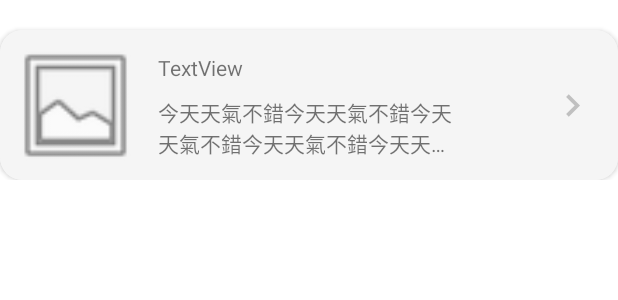
After one commit to a86485563/Cathay_Bank_HW, an Android app: the layout main_holder_item.xml on its own in the app's theme, with its tools: preview values and no code run, on a phone screen of 412 x 824 dp. The commit adds this screen. Shown: the top 300 px of the screen. Run offline under Robolectric (Android 15) with nearby library versions, the phone set to English and light mode, and no system bars.

Commit message:
move MainActivity add holder xml

```diff
--- a/app/src/main/java/com/example/cathay_bank_hw/MainActivity.kt
+++ /dev/null
@@ -1,11 +0,0 @@
-package com.example.cathay_bank_hw
-
-import androidx.appcompat.app.AppCompatActivity
-import android.os.Bundle
-
-class MainActivity : AppCompatActivity() {
-    override fun onCreate(savedInstanceState: Bundle?) {
-        super.onCreate(savedInstanceState)
-        setContentView(R.layout.activity_main)
-    }
-}
--- /dev/null
+++ b/app/src/main/java/com/example/cathay_bank_hw/ui/MainActivity.kt
@@ -0,0 +1,23 @@
+package com.example.cathay_bank_hw.ui
+
+import androidx.appcompat.app.AppCompatActivity
+import android.os.Bundle
+import androidx.lifecycle.ViewModelProviders
+import com.example.cathay_bank_hw.R
+import com.example.cathay_bank_hw.viewmodel.AttractionListViewModel
+
+class MainActivity : AppCompatActivity() {
+    private lateinit var attractionListViewModel : AttractionListViewModel
+    override fun onCreate(savedInstanceState: Bundle?) {
+        super.onCreate(savedInstanceState)
+        setContentView(R.layout.activity_main)
+
+
+        attractionListViewModel = ViewModelProviders.of(this)[AttractionListViewModel::class.java]
+        attractionListViewModel.getData(lang = "zh-tw", page = "1",true)?.observe(this){
+            val test = it
+        }
+
+
+    }
+}
--- /dev/null
+++ b/app/src/main/java/com/example/cathay_bank_hw/ui/adapter/MainAdapter.kt
@@ -0,0 +1,4 @@
+package com.example.cathay_bank_hw.ui.adapter
+
+class MainAdapter {
+}
--- a/app/src/main/res/layout/activity_main.xml
+++ b/app/src/main/res/layout/activity_main.xml
@@ -4,9 +4,13 @@
     xmlns:tools="http://schemas.android.com/tools"
     android:layout_width="match_parent"
     android:layout_height="match_parent"
-    tools:context=".MainActivity">
+    tools:context=".ui.MainActivity">
 
     <androidx.recyclerview.widget.RecyclerView
         android:layout_width="match_parent"
-        android:layout_height="match_parent" />
+        android:layout_height="match_parent"
+        app:layout_constraintStart_toStartOf="parent"
+        app:layout_constraintTop_toTopOf="parent"
+        tools:listitem="@layout/main_holder_item"
+         />
 </androidx.constraintlayout.widget.ConstraintLayout>
--- /dev/null
+++ b/app/src/main/res/layout/main_holder_item.xml
@@ -0,0 +1,65 @@
+<?xml version="1.0" encoding="utf-8"?>
+
+
+<LinearLayout xmlns:android="http://schemas.android.com/apk/res/android"
+    xmlns:app="http://schemas.android.com/apk/res-auto"
+    android:layout_width="match_parent"
+    android:layout_height="wrap_content">
+
+    <androidx.cardview.widget.CardView
+        android:layout_width="match_parent"
+        android:layout_height="100dp"
+        android:layout_marginTop="20dp"
+        app:cardCornerRadius="15dp">
+        <androidx.constraintlayout.widget.ConstraintLayout
+
+            android:layout_width="match_parent"
+            android:layout_height="match_parent"
+            android:background="@color/card_background_grey"
+            android:padding="5dp">
+            <ImageView
+                android:id="@+id/main_image"
+                android:layout_width="90dp"
+                android:layout_height="90dp"
+                app:layout_constraintStart_toStartOf="parent"
+                app:layout_constraintTop_toTopOf="parent"
+                app:layout_constraintBottom_toBottomOf="parent"
+                app:srcCompat="@android:drawable/ic_menu_gallery" />
+
+            <TextView
+                android:id="@+id/name_text"
+                android:layout_width="150dp"
+                android:layout_height="wrap_content"
+                android:layout_marginStart="10dp"
+                android:layout_marginTop="10dp"
+                android:text="TextView"
+                app:layout_constraintStart_toEndOf="@id/main_image"
+                app:layout_constraintTop_toTopOf="@id/main_image" />
+
+            <TextView
+                android:id="@+id/content_text"
+                android:layout_width="200dp"
+                android:layout_height="wrap_content"
+                android:ellipsize="end"
+                android:maxEms="20"
+                android:maxLines="2"
+                android:text="今天天氣不錯今天天氣不錯今天天氣不錯今天天氣不錯今天天氣不錯今天天氣不錯"
+                app:layout_constraintBottom_toBottomOf="@id/main_image"
+                app:layout_constraintStart_toStartOf="@id/name_text"
+                app:layout_constraintTop_toBottomOf="@+id/name_text" />
+
+            <ImageView
+                android:id="@+id/icon_image"
+                android:layout_width="30dp"
+                android:layout_height="30dp"
+                android:layout_marginEnd="10dp"
+                app:layout_constraintBottom_toBottomOf="@id/main_image"
+                app:layout_constraintEnd_toEndOf="parent"
+                app:layout_constraintTop_toTopOf="@id/main_image"
+                app:srcCompat="@drawable/ic_baseline_keyboard_arrow_right_24" />
+
+        </androidx.constraintlayout.widget.ConstraintLayout>
+
+
+    </androidx.cardview.widget.CardView>
+</LinearLayout>
--- a/app/src/main/res/values/colors.xml
+++ b/app/src/main/res/values/colors.xml
@@ -7,4 +7,5 @@
     <color name="teal_700">#FF018786</color>
     <color name="black">#FF000000</color>
     <color name="white">#FFFFFFFF</color>
+    <color name="card_background_grey">#F5F5F5</color>
 </resources>
```
